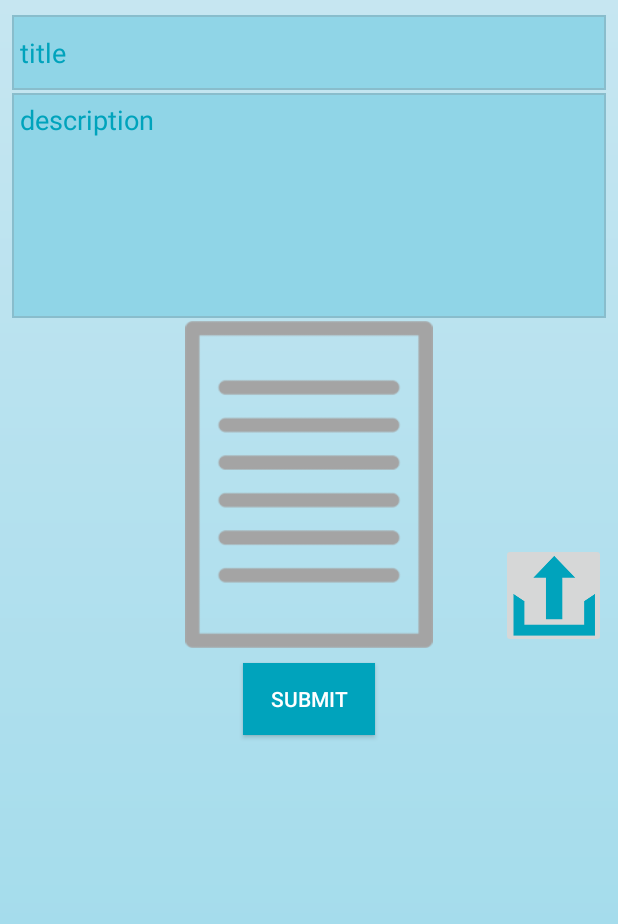
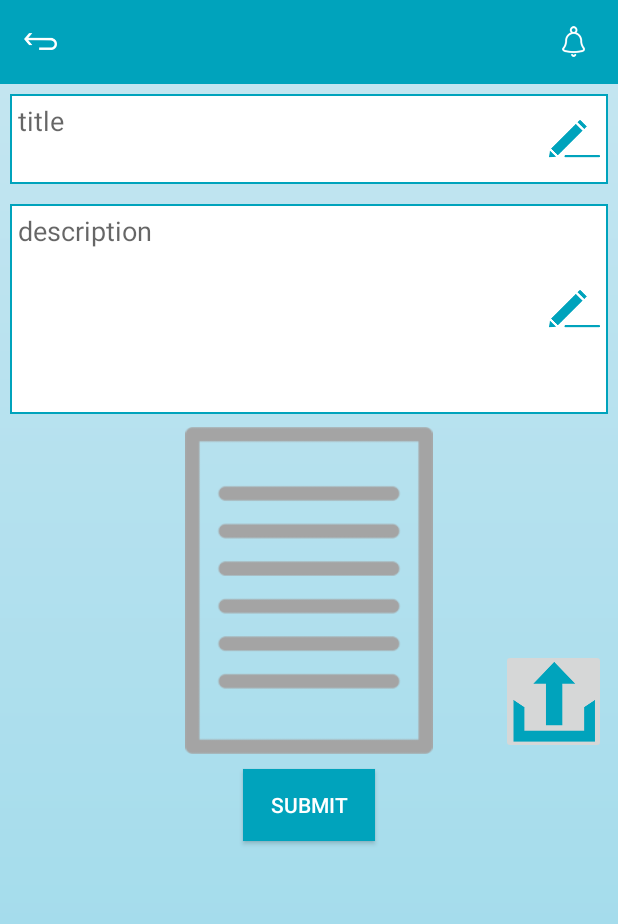
Before and after one commit to imranjaffri/electronic-event-approval, an Android app: the EventApprovalActivity screen opened directly, with no data from a screen before it, on a phone screen of 412 x 824 dp. Shown: the top 924 px of the screen. Run offline under Robolectric (Android 15) with nearby library versions, the phone set to English and light mode, and no system bars; our stand-ins replace sdp/ssp sizes; network calls fail.

Commit message:
tool_bar..

```diff
--- /dev/null
+++ b/app/src/main/res/drawable/border_edit.xml
@@ -0,0 +1,13 @@
+<?xml version="1.0" encoding="utf-8"?>
+<layer-list xmlns:android="http://schemas.android.com/apk/res/android">
+    <item>
+        <shape android:shape="rectangle">
+            <solid android:color="@color/colorPrimary" />
+        </shape>
+    </item>
+    <item android:left="1.5dp" android:right="1.5dp"  android:top="1.5dp" android:bottom="1.5dp">
+        <shape android:shape="rectangle">
+            <solid android:color="@color/colorWhite" />
+        </shape>
+    </item>
+</layer-list>
--- a/app/src/main/res/layout/activity_event_approval.xml
+++ b/app/src/main/res/layout/activity_event_approval.xml
@@ -8,21 +8,24 @@
     android:layout_height="match_parent"
     android:background="@drawable/background"
     android:orientation="vertical"
+
     tools:context="com.example.choudry.electroniceventapproval.EventApprovalActivity">
 
+    <include layout="@layout/tool_bar_event_apporoval">
+
+
+    </include>
 
     <EditText
         android:id="@+id/et_title"
         android:layout_width="match_parent"
-            android:layout_height="50dp"
-            android:textColorHint="@color/colorPrimary"
-            android:textColor="@color/colorPrimary"
-            android:background="@drawable/border"
-            android:layout_marginTop="10dp"
-            android:paddingLeft="5dp"
-            android:layout_marginLeft="8dp"
-            android:layout_marginRight="8dp"
+        android:layout_height="60dp"
+        android:layout_margin="@dimen/_5sdp"
+        android:background="@drawable/border_edit"
+        android:gravity="start"
         android:hint="title"
+        android:padding="5dp"
+        android:drawableRight="@drawable/edit"
 
 
 
@@ -31,17 +34,13 @@
     <EditText
         android:id="@+id/description"
         android:layout_width="match_parent"
-            android:layout_height="150dp"
-            android:textColorHint="@color/colorPrimary"
-            android:textColor="@color/colorPrimary"
-            android:background="@drawable/border"
+        android:layout_height="140dp"
+        android:layout_margin="@dimen/_5sdp"
+        android:background="@drawable/border_edit"
         android:gravity="start"
-            android:padding="5dp"
-            android:layout_marginLeft="8dp"
-            android:layout_marginRight="8dp"
-            android:layout_marginTop="2dp"
         android:hint="description"
-            />
+        android:drawableRight="@drawable/edit"
+        android:padding="5dp" />
 
     <RelativeLayout
         android:layout_width="match_parent"
--- /dev/null
+++ b/app/src/main/res/layout/tool_bar_event_apporoval.xml
@@ -0,0 +1,40 @@
+<?xml version="1.0" encoding="utf-8"?>
+<RelativeLayout xmlns:android="http://schemas.android.com/apk/res/android"
+    xmlns:app="http://schemas.android.com/apk/res-auto"
+    android:layout_width="match_parent"
+    android:layout_height="wrap_content">
+
+
+    <android.support.v7.widget.Toolbar
+        android:id="@+id/toolbar_selection_form"
+        android:layout_width="match_parent"
+        android:layout_height="?attr/actionBarSize"
+        android:layout_alignParentTop="true"
+        android:background="@color/colorPrimary"
+        app:popupTheme="@style/AppTheme.PopupOverlay"
+        app:titleTextColor="@android:color/white">
+
+
+        <ImageButton
+            android:id="@+id/back_btn_event_approval"
+            android:layout_width="wrap_content"
+            android:layout_height="wrap_content"
+            android:background="@color/colorPrimary"
+            android:src="@drawable/back" />
+
+        <ImageButton
+            android:layout_width="wrap_content"
+            android:layout_height="wrap_content"
+            android:layout_gravity="end"
+            android:layout_marginEnd="@dimen/_17sdp"
+            android:layout_marginLeft="@dimen/_17sdp"
+            android:layout_marginRight="@dimen/_17sdp"
+            android:background="@color/colorPrimary"
+            android:gravity="center_vertical"
+            android:src="@drawable/notification" />
+
+
+    </android.support.v7.widget.Toolbar>
+
+
+</RelativeLayout>
--- a/app/src/main/res/values/styles.xml
+++ b/app/src/main/res/values/styles.xml
@@ -16,5 +16,5 @@
         <item name="android:background">@color/colorBackground</item>
     </style>
 
-
+    <style name="AppTheme.PopupOverlay" parent="ThemeOverlay.AppCompat.Light" />
 </resources>
```
Also changed, not shown: app/src/main/res/layout/activity_received.xml (+14 -3 lines), app/src/main/res/layout/activity_register.xml (+19 -9 lines), app/src/main/res/layout/activity_sign_in.xml (+19 -14 lines), app/src/main/res/layout/tool_bar_.xml (added, +40 -0 lines). Lines whose indentation alone changed are shown as unchanged.
